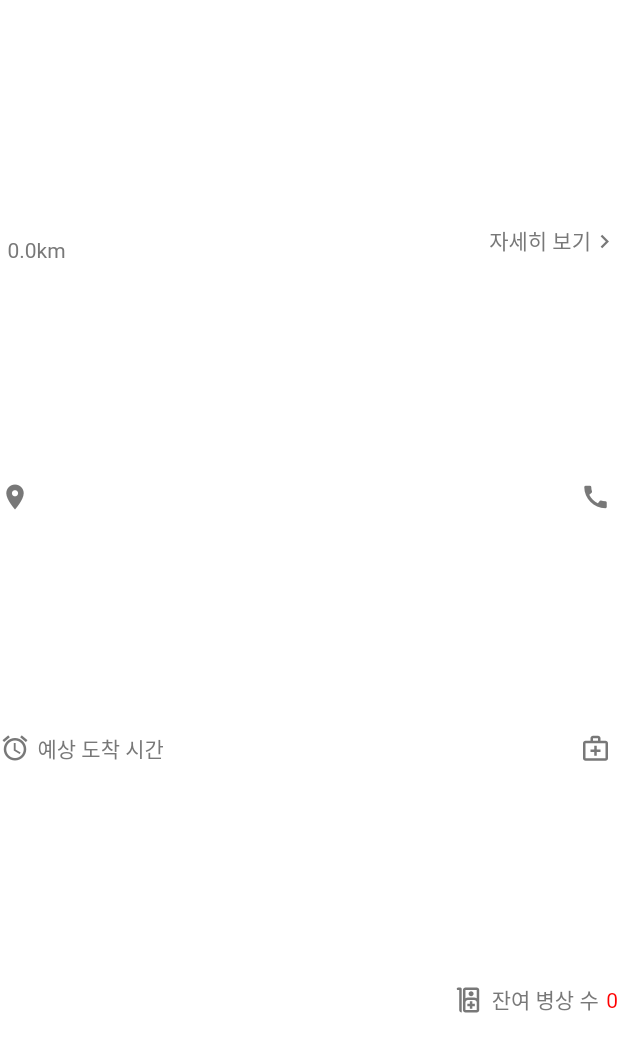
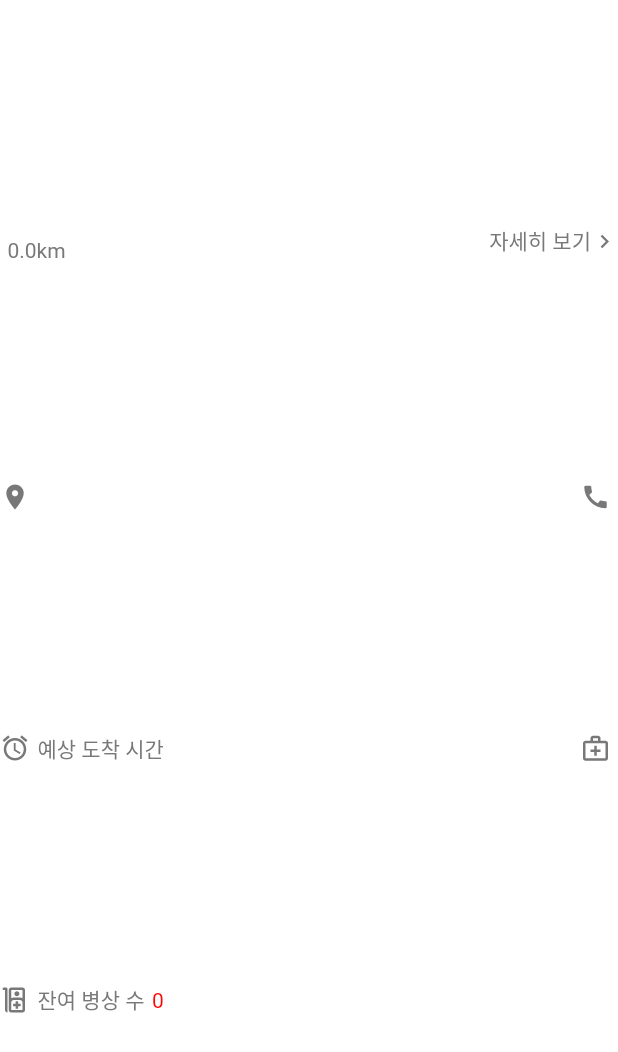
Before and after one commit to gretea5/findER-frontend, a Flutter app: the HospitalCard widget shown alone on an empty page, opened directly with empty values, on a phone screen of 412 x 824 dp. Shown: the top 1052 px of the screen. Run offline on Flutter 3.47's test engine with Material 2 defaults, Android fonts, the phone set to English and light mode, and no system bars; our stand-ins replace flutter_svg, fluttertoast, geolocator, shared_preferences; missing offline and left inert: d_chart, flutter_octicons, kakao_map_plugin, kpostal; accounts and stored records are empty.

Commit message:
[0901] chore: 리스트뷰 요소 크기, 위치 변경

```diff
--- a/finder/lib/components/HospitalCard.dart
+++ b/finder/lib/components/HospitalCard.dart
@@ -210,7 +210,7 @@ class HospitalCard extends StatelessWidget {
         ),
         Container(
           child: Row(
-            mainAxisAlignment: MainAxisAlignment.end,
+            mainAxisAlignment: MainAxisAlignment.start,
             children: [
               Row(
                 crossAxisAlignment: CrossAxisAlignment.center,
--- a/finder/lib/pages/main/ListPage.dart
+++ b/finder/lib/pages/main/ListPage.dart
@@ -197,7 +197,7 @@ class _ListPageState extends State<ListPage> with SingleTickerProviderStateMixin
                                   },
                                   child: Container(
                                     padding: EdgeInsets.all(8),
-                                    height: 0.15 * vh,
+                                    height: 0.2 * vh,
                                     decoration: BoxDecoration(
                                       color: Colors.white,
                                       borderRadius: BorderRadius.circular(10),
```
